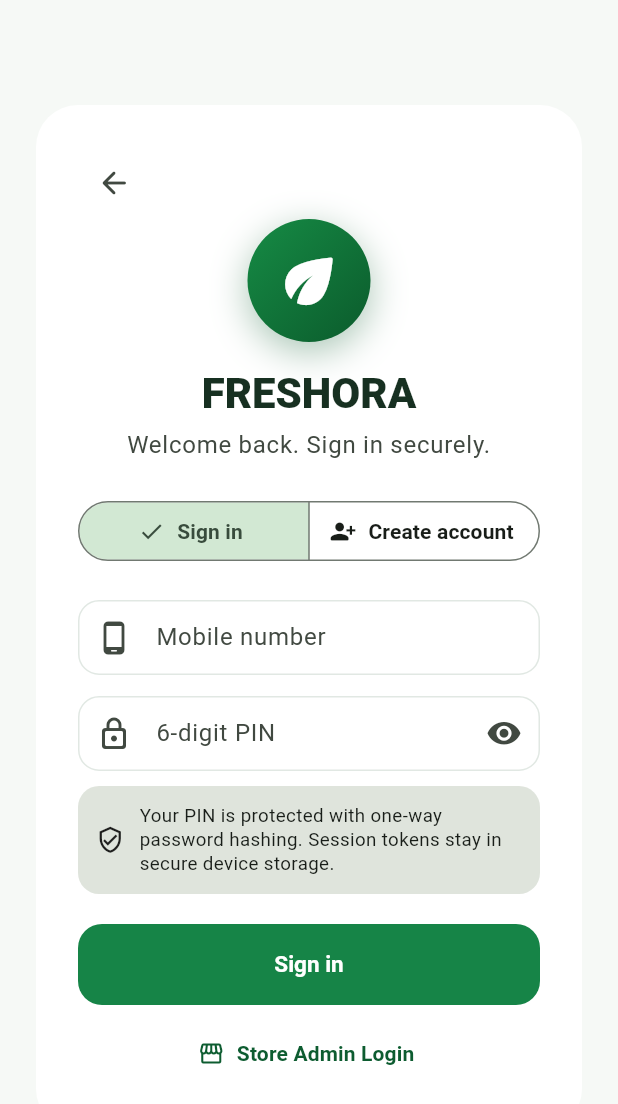
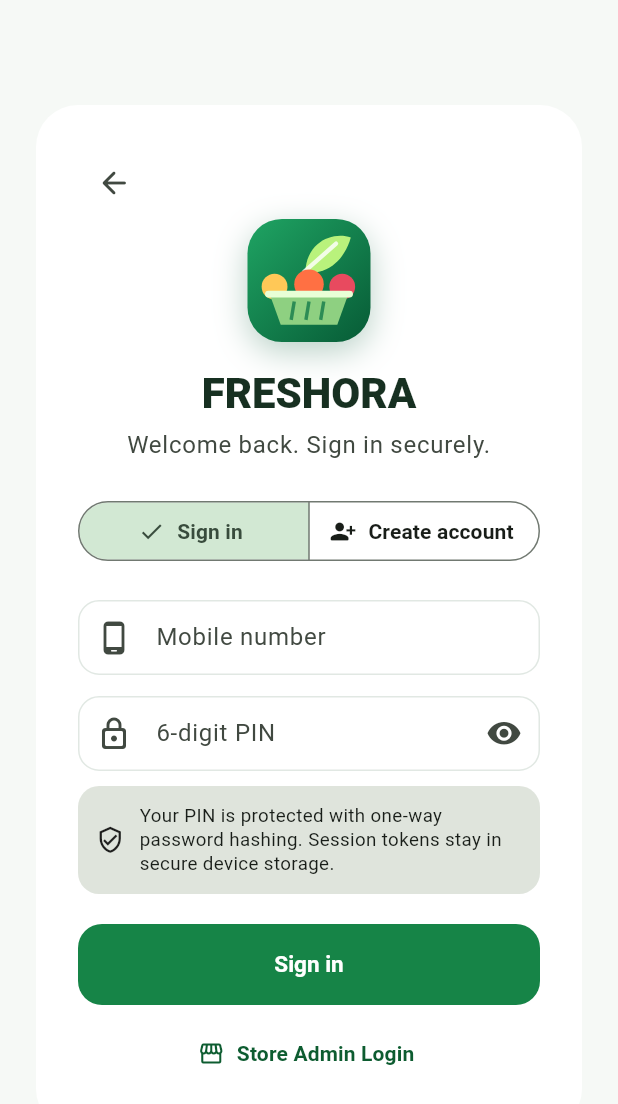
Before and after one commit to AmitKumarPrasad/-talegaon-fresh, a Flutter app: the screen it shows after launch, after a tap on "Sign in", on a phone screen of 412 x 824 dp. Shown: the top 1104 px of the screen. Run offline on Flutter 3.47's test engine with Material 3 defaults, Android fonts, the phone set to English and light mode, and no system bars; our stand-ins replace flutter_map, flutter_secure_storage, geocoding, geolocator, image_picker, latlong2 and 1 more; network calls fail.

Commit message:
Refresh FRESHORA in-app logo (#61)
Use a consistent grocery-focused leaf, produce, and basket mark across the app.

```diff
--- a/mobile/lib/widgets/freshora_logo.dart
+++ b/mobile/lib/widgets/freshora_logo.dart
@@ -1,35 +1,113 @@
 import 'package:flutter/material.dart';
 
-/// Shared FRESHORA brand mark used across splash, landing, auth and home screens.
+/// Shared FRESHORA grocery mark used across splash, landing, auth and home screens.
 class FreshoraLogo extends StatelessWidget {
-  const FreshoraLogo({super.key, this.size = 48, this.iconSize});
+  const FreshoraLogo({super.key, this.size = 48});
 
   final double size;
-  final double? iconSize;
 
   @override
   Widget build(BuildContext context) => Container(
         width: size,
         height: size,
         decoration: BoxDecoration(
-          shape: BoxShape.circle,
+          borderRadius: BorderRadius.circular(size * .28),
           gradient: const LinearGradient(
             begin: Alignment.topLeft,
             end: Alignment.bottomRight,
-            colors: [Color(0xFF168B45), Color(0xFF0B5B2C)],
+            colors: [Color(0xFF1FA463), Color(0xFF075B36)],
           ),
           boxShadow: [
             BoxShadow(
-              color: const Color(0xFF0B5B2C).withValues(alpha: .35),
-              blurRadius: size * 0.25,
-              offset: Offset(0, size * 0.08),
+              color: const Color(0xFF075B36).withValues(alpha: .28),
+              blurRadius: size * .22,
+              offset: Offset(0, size * .08),
             ),
           ],
         ),
-        child: Icon(
-          Icons.eco_rounded,
-          color: Colors.white,
-          size: iconSize ?? size * 0.58,
+        child: CustomPaint(
+          painter: _FreshoraMarkPainter(),
+          child: const SizedBox.expand(),
         ),
       );
 }
+
+class _FreshoraMarkPainter extends CustomPainter {
+  @override
+  void paint(Canvas canvas, Size size) {
+    final s = size.shortestSide;
+    final center = Offset(size.width / 2, size.height / 2);
+
+    final leaf = Paint()..color = const Color(0xFFB9F27C);
+    final leafPath = Path()
+      ..moveTo(center.dx - s * .03, s * .43)
+      ..cubicTo(
+        center.dx - s * .02,
+        s * .18,
+        center.dx + s * .20,
+        s * .10,
+        center.dx + s * .34,
+        s * .15,
+      )
+      ..cubicTo(
+        center.dx + s * .28,
+        s * .36,
+        center.dx + s * .12,
+        s * .46,
+        center.dx - s * .03,
+        s * .43,
+      )
+      ..close();
+    canvas.drawPath(leafPath, leaf);
+
+    final stem = Paint()
+      ..color = Colors.white.withValues(alpha: .82)
+      ..strokeWidth = s * .035
+      ..style = PaintingStyle.stroke
+      ..strokeCap = StrokeCap.round;
+    canvas.drawLine(
+      Offset(center.dx - s * .04, s * .43),
+      Offset(center.dx + s * .22, s * .20),
+      stem,
+    );
+
+    final fruitPaint = Paint();
+    fruitPaint.color = const Color(0xFFFFC857);
+    canvas.drawCircle(Offset(center.dx - s * .28, s * .55), s * .105, fruitPaint);
+    fruitPaint.color = const Color(0xFFFF7043);
+    canvas.drawCircle(Offset(center.dx, s * .53), s * .12, fruitPaint);
+    fruitPaint.color = const Color(0xFFE84A5F);
+    canvas.drawCircle(Offset(center.dx + s * .27, s * .55), s * .105, fruitPaint);
+
+    final basket = Paint()..color = const Color(0xFF8ED081);
+    final basketPath = Path()
+      ..moveTo(s * .18, s * .61)
+      ..lineTo(s * .82, s * .61)
+      ..lineTo(s * .73, s * .86)
+      ..lineTo(s * .27, s * .86)
+      ..close();
+    canvas.drawPath(basketPath, basket);
+
+    final rim = Paint()
+      ..color = const Color(0xFFE8FFD6)
+      ..strokeWidth = s * .055
+      ..style = PaintingStyle.stroke
+      ..strokeCap = StrokeCap.round;
+    canvas.drawLine(Offset(s * .17, s * .61), Offset(s * .83, s * .61), rim);
+
+    final slat = Paint()
+      ..color = const Color(0xFF2C8C55)
+      ..strokeWidth = s * .028
+      ..style = PaintingStyle.stroke;
+    for (final fraction in [.38, .50, .62]) {
+      canvas.drawLine(
+        Offset(s * fraction, s * .67),
+        Offset(s * (fraction - .025), s * .82),
+        slat,
+      );
+    }
+  }
+
+  @override
+  bool shouldRepaint(covariant CustomPainter oldDelegate) => false;
+}
```
